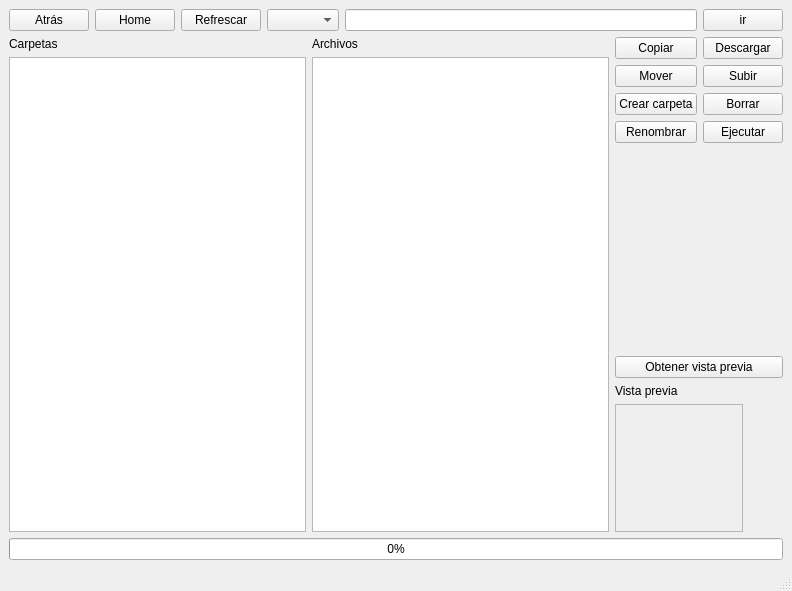
The window that src/cliente/Forms/ventanaArchivos.ui (svn2github/demonio) describes before a commit, drawn with Qt 5.
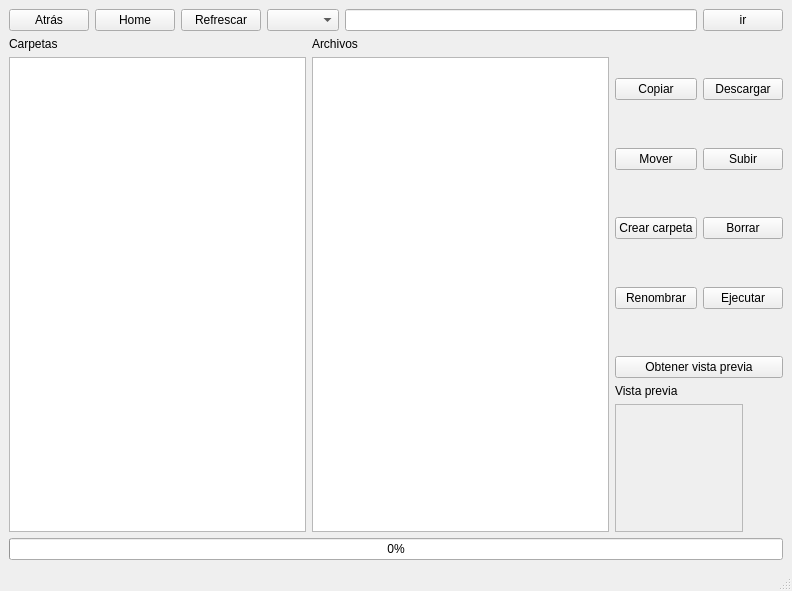
The same window after the commit.

Commit message: Mejorada interfaz del administrador de archivos

```diff
--- a/src/cliente/Forms/ventanaArchivos.ui
+++ b/src/cliente/Forms/ventanaArchivos.ui
@@ -91,6 +91,9 @@
         </item>
         <item>
          <layout class="QVBoxLayout" name="verticalLayout_5">
+          <property name="sizeConstraint">
+           <enum>QLayout::SetNoConstraint</enum>
+          </property>
           <item>
            <layout class="QHBoxLayout" name="horizontalLayout_4">
             <property name="sizeConstraint">
@@ -98,6 +101,19 @@
             </property>
             <item>
              <layout class="QVBoxLayout" name="verticalLayout">
+              <item>
+               <spacer name="verticalSpacer_5">
+                <property name="orientation">
+                 <enum>Qt::Vertical</enum>
+                </property>
+                <property name="sizeHint" stdset="0">
+                 <size>
+                  <width>20</width>
+                  <height>40</height>
+                 </size>
+                </property>
+               </spacer>
+              </item>
               <item>
                <widget class="QPushButton" name="botonCopiar">
                 <property name="text">
@@ -105,6 +121,19 @@
                 </property>
                </widget>
               </item>
+              <item>
+               <spacer name="verticalSpacer">
+                <property name="orientation">
+                 <enum>Qt::Vertical</enum>
+                </property>
+                <property name="sizeHint" stdset="0">
+                 <size>
+                  <width>20</width>
+                  <height>40</height>
+                 </size>
+                </property>
+               </spacer>
+              </item>
               <item>
                <widget class="QPushButton" name="botonMover">
                 <property name="text">
@@ -112,6 +141,19 @@
                 </property>
                </widget>
               </item>
+              <item>
+               <spacer name="verticalSpacer_2">
+                <property name="orientation">
+                 <enum>Qt::Vertical</enum>
+                </property>
+                <property name="sizeHint" stdset="0">
+                 <size>
+                  <width>20</width>
+                  <height>40</height>
+                 </size>
+                </property>
+               </spacer>
+              </item>
               <item>
                <widget class="QPushButton" name="bontonCarpeta">
                 <property name="text">
@@ -119,6 +161,19 @@
                 </property>
                </widget>
               </item>
+              <item>
+               <spacer name="verticalSpacer_3">
+                <property name="orientation">
+                 <enum>Qt::Vertical</enum>
+                </property>
+                <property name="sizeHint" stdset="0">
+                 <size>
+                  <width>20</width>
+                  <height>40</height>
+                 </size>
+                </property>
+               </spacer>
+              </item>
               <item>
                <widget class="QPushButton" name="botonRenombrar">
                 <property name="text">
@@ -126,10 +181,36 @@
                 </property>
                </widget>
               </item>
+              <item>
+               <spacer name="verticalSpacer_4">
+                <property name="orientation">
+                 <enum>Qt::Vertical</enum>
+                </property>
+                <property name="sizeHint" stdset="0">
+                 <size>
+                  <width>20</width>
+                  <height>40</height>
+                 </size>
+                </property>
+               </spacer>
+              </item>
              </layout>
             </item>
             <item>
              <layout class="QVBoxLayout" name="verticalLayout_2">
+              <item>
+               <spacer name="verticalSpacer_6">
+                <property name="orientation">
+                 <enum>Qt::Vertical</enum>
+                </property>
+                <property name="sizeHint" stdset="0">
+                 <size>
+                  <width>20</width>
+                  <height>40</height>
+                 </size>
+                </property>
+               </spacer>
+              </item>
               <item>
                <widget class="QPushButton" name="botonDescargar">
                 <property name="text">
@@ -137,6 +218,19 @@
                 </property>
                </widget>
               </item>
+              <item>
+               <spacer name="verticalSpacer_7">
+                <property name="orientation">
+                 <enum>Qt::Vertical</enum>
+                </property>
+                <property name="sizeHint" stdset="0">
+                 <size>
+                  <width>20</width>
+                  <height>40</height>
+                 </size>
+                </property>
+               </spacer>
+              </item>
               <item>
                <widget class="QPushButton" name="botonSubir">
                 <property name="text">
@@ -144,6 +238,19 @@
                 </property>
                </widget>
               </item>
+              <item>
+               <spacer name="verticalSpacer_8">
+                <property name="orientation">
+                 <enum>Qt::Vertical</enum>
+                </property>
+                <property name="sizeHint" stdset="0">
+                 <size>
+                  <width>20</width>
+                  <height>40</height>
+                 </size>
+                </property>
+               </spacer>
+              </item>
               <item>
                <widget class="QPushButton" name="botonBorrar">
                 <property name="text">
@@ -151,6 +258,19 @@
                 </property>
                </widget>
               </item>
+              <item>
+               <spacer name="verticalSpacer_9">
+                <property name="orientation">
+                 <enum>Qt::Vertical</enum>
+                </property>
+                <property name="sizeHint" stdset="0">
+                 <size>
+                  <width>20</width>
+                  <height>40</height>
+                 </size>
+                </property>
+               </spacer>
+              </item>
               <item>
                <widget class="QPushButton" name="botonEjecutar">
                 <property name="text">
@@ -158,23 +278,23 @@
                 </property>
                </widget>
               </item>
+              <item>
+               <spacer name="verticalSpacer_10">
+                <property name="orientation">
+                 <enum>Qt::Vertical</enum>
+                </property>
+                <property name="sizeHint" stdset="0">
+                 <size>
+                  <width>20</width>
+                  <height>40</height>
+                 </size>
+                </property>
+               </spacer>
+              </item>
              </layout>
             </item>
            </layout>
           </item>
-          <item>
-           <spacer name="verticalSpacer">
-            <property name="orientation">
-             <enum>Qt::Vertical</enum>
-            </property>
-            <property name="sizeHint" stdset="0">
-             <size>
-              <width>20</width>
-              <height>40</height>
-             </size>
-            </property>
-           </spacer>
-          </item>
           <item>
            <widget class="QPushButton" name="botonPrevia">
             <property name="text">
```
Left out of the diff: 6 changed lines with no effect on the pictures.
